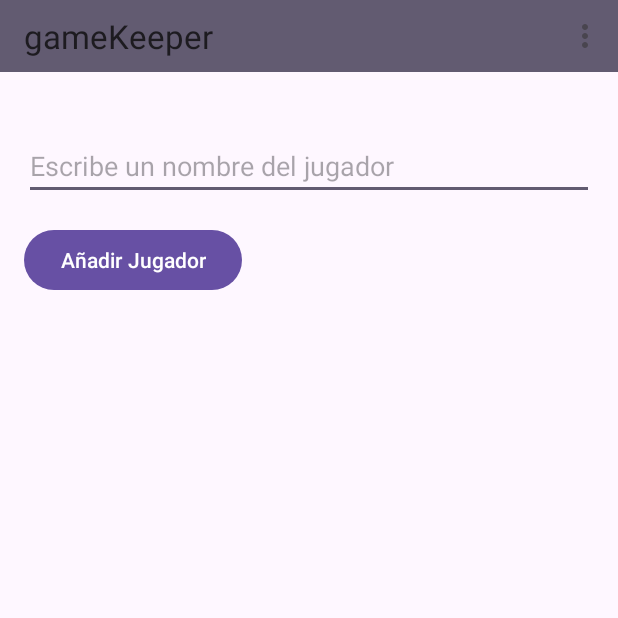
After one commit to nestor115/gameKeeper, an Android app: the PlayerActivity screen opened directly, with no data from a screen before it, on a phone screen of 412 x 824 dp, the top half of it. The commit adds this screen. Run offline under Robolectric (Android 15) with nearby library versions, the light colour scheme and no system bars.

Commit message:
added playerActivity and player functions

```diff
--- a/app/src/main/AndroidManifest.xml
+++ b/app/src/main/AndroidManifest.xml
@@ -13,6 +13,9 @@
         android:theme="@style/Theme.GameKeeper"
         tools:targetApi="31">
         <activity
+            android:name=".activities.PlayerActivity"
+            android:exported="false" />
+        <activity
             android:name=".itemBoardgame"
             android:exported="false" />
         <activity
@@ -21,8 +24,7 @@
         <activity
             android:name=".activities.SearchActivity"
             android:exported="false" />
-        <activity android:name=".activities.AddBoardgameActivity"></activity>
-
+        <activity android:name=".activities.AddBoardgameActivity" />
         <activity
             android:name=".activities.HomeActivity"
             android:exported="false" />
--- a/app/src/main/java/com/example/gamekeeper/activities/BaseActivity.java
+++ b/app/src/main/java/com/example/gamekeeper/activities/BaseActivity.java
@@ -53,8 +53,9 @@ public class BaseActivity extends AppCompatActivity {
                 startActivity(new Intent(this, AddBoardgameActivity.class));
                 return true;
             case R.id.opcion4:
-                startActivity(new Intent(this, SearchActivity.class));
+                startActivity(new Intent(this, PlayerActivity.class));
                 return true;
+
             default:
                 return super.onOptionsItemSelected(item);
         }
--- /dev/null
+++ b/app/src/main/java/com/example/gamekeeper/activities/PlayerActivity.java
@@ -0,0 +1,178 @@
+package com.example.gamekeeper.activities;
+
+import android.content.SharedPreferences;
+import android.database.Cursor;
+import android.os.Bundle;
+import android.text.Editable;
+import android.text.TextWatcher;
+import android.widget.ArrayAdapter;
+import android.widget.AutoCompleteTextView;
+import android.widget.Button;
+import android.widget.Toast;
+
+import androidx.activity.EdgeToEdge;
+import androidx.appcompat.app.AppCompatActivity;
+import androidx.core.graphics.Insets;
+import androidx.core.view.ViewCompat;
+import androidx.core.view.WindowInsetsCompat;
+
+import com.example.gamekeeper.R;
+import com.example.gamekeeper.helpers.DatabaseHelper;
+import com.google.android.material.chip.Chip;
+import com.google.android.material.chip.ChipGroup;
+
+import java.util.ArrayList;
+import java.util.List;
+
+public class PlayerActivity extends BaseActivity {
+
+    private DatabaseHelper dbHelper;
+    private AutoCompleteTextView playerNameInput;
+    private ChipGroup playerChipGroup;
+    private ChipGroup autoCompleteChipGroup;
+    private Button addPlayerButton;
+    private ArrayList<String> playerNames; // Lista de nombres de jugadores para el autocompletado
+    private ArrayList<String> addedPlayers; // Lista de jugadores seleccionados
+    private int currentUserId; // Almacenará el ID del usuario actual
+
+    @Override
+    protected void onCreate(Bundle savedInstanceState) {
+        super.onCreate(savedInstanceState);
+        setContentView(R.layout.activity_player);
+
+        // Obtener el currentUserId desde SharedPreferences
+        SharedPreferences sharedPreferences = getSharedPreferences("user_prefs", MODE_PRIVATE);
+        currentUserId = sharedPreferences.getInt("user_id", -1); // Obtener el ID del usuario actual
+
+        // Inicializar la base de datos y las vistas
+        dbHelper = new DatabaseHelper(this);
+        playerNameInput = findViewById(R.id.player_name_input);
+        playerChipGroup = findViewById(R.id.player_chip_group);
+        autoCompleteChipGroup = findViewById(R.id.auto_complete_chip_group);
+        addPlayerButton = findViewById(R.id.add_player_button);
+
+        playerNames = new ArrayList<>();
+        addedPlayers = new ArrayList<>();
+
+        // Limpiar los chips finales al cargar la actividad
+        playerChipGroup.removeAllViews();
+
+        // Cargar los nombres de jugadores desde la base de datos
+        loadPlayerNames();
+
+        // Configurar el adaptador para el autocompletado
+        ArrayAdapter<String> adapter = new ArrayAdapter<>(this, android.R.layout.simple_dropdown_item_1line, playerNames);
+        playerNameInput.setAdapter(adapter);
+
+        // Deshabilitar el desplegable de autocompletado
+        playerNameInput.setDropDownHeight(0); // Esto evita que el desplegable se muestre
+        playerNameInput.setDropDownWidth(0);  // Esto también asegura que no se muestre
+
+        // Mostrar los chips de autocompletado según lo que se escribe
+        playerNameInput.addTextChangedListener(new TextWatcher() {
+            @Override
+            public void beforeTextChanged(CharSequence charSequence, int start, int count, int after) {}
+
+            @Override
+            public void onTextChanged(CharSequence charSequence, int start, int before, int after) {
+                // Limpiar los chips anteriores
+                autoCompleteChipGroup.removeAllViews();
+
+                // Mostrar chips de sugerencias de autocompletado si hay texto
+                if (charSequence.length() > 0) {
+                    for (String playerName : playerNames) {
+                        if (playerName.toLowerCase().startsWith(charSequence.toString().toLowerCase())) {
+                            addAutoCompleteChip(playerName);  // Añadir chips
+                        }
+                    }
+                }
+            }
+
+            @Override
+            public void afterTextChanged(Editable editable) {}
+        });
+
+        // Mostrar chips cuando el usuario selecciona una sugerencia
+        playerNameInput.setOnItemClickListener((parent, view, position, id) -> {
+            String selectedPlayer = (String) parent.getItemAtPosition(position);
+            addPlayerToFinalChips(selectedPlayer);
+        });
+
+        // Botón para añadir el jugador a los chips finales
+        addPlayerButton.setOnClickListener(v -> {
+            String newPlayer = playerNameInput.getText().toString().trim();
+
+            // Formatear la primera letra a mayúscula
+            newPlayer = newPlayer.substring(0, 1).toUpperCase() + newPlayer.substring(1).toLowerCase();
+
+            if (!newPlayer.isEmpty()) {
+                if (addedPlayers.contains(newPlayer)) {
+                    Toast.makeText(PlayerActivity.this, "Este jugador ya está en la lista.", Toast.LENGTH_SHORT).show();
+                } else if (addedPlayers.size() >= 4) {
+                    Toast.makeText(PlayerActivity.this, "No puedes agregar más de 4 jugadores.", Toast.LENGTH_SHORT).show();
+                } else {
+                    // Verificar si el jugador ya existe en la base de datos
+                    if (!playerNames.contains(newPlayer)) {
+                        // El jugador no existe en la base de datos, agregarlo
+                        boolean isInserted = dbHelper.addPlayer(currentUserId, newPlayer);
+                        if (isInserted) {
+                            Toast.makeText(PlayerActivity.this, "Jugador añadido a la base de datos.", Toast.LENGTH_SHORT).show();
+                            playerNames.add(newPlayer); // Agregar a la lista de autocompletado también
+                        } else {
+                            Toast.makeText(PlayerActivity.this, "Error al agregar jugador a la base de datos.", Toast.LENGTH_SHORT).show();
+                        }
+                    }
+                    // Añadir el jugador a los chips finales
+                    addPlayerToFinalChips(newPlayer);
+                    playerNameInput.setText("");
+                }
+            }
+        });
+    }
+
+    // Cargar los jugadores de la base de datos
+    private void loadPlayerNames() {
+        playerNames.clear();
+        Cursor cursor = dbHelper.getPlayersByUserId(currentUserId);
+
+        while (cursor.moveToNext()) {
+            int indexPlayerName = cursor.getColumnIndex("player_name");
+            String playerName = cursor.getString(indexPlayerName);
+            playerNames.add(playerName);
+        }
+        cursor.close();
+    }
+
+    // Añadir jugador a los chips de autocompletado
+    private void addAutoCompleteChip(String playerName) {
+        Chip chip = new Chip(this);
+        chip.setText(playerName);
+        chip.setCloseIconVisible(false); // No hay necesidad de eliminar chips de autocompletado
+        chip.setOnClickListener(v -> playerNameInput.setText(playerName)); // Autocompletar el texto
+
+        autoCompleteChipGroup.addView(chip);
+    }
+
+    // Añadir jugador a los chips finales
+    private void addPlayerToFinalChips(String playerName) {
+        // Añadir el jugador a la lista de jugadores finales si no está ya añadido y si no se han añadido 4 jugadores
+        if (!addedPlayers.contains(playerName) && addedPlayers.size() < 4) {
+            addedPlayers.add(playerName);
+
+            // Crear un chip para el jugador
+            Chip chip = new Chip(this);
+            chip.setText(playerName);
+            chip.setCloseIconVisible(true);
+            chip.setOnCloseIconClickListener(v -> removePlayerFromFinalChips(playerName));
+
+            // Añadir el chip al grupo de chips finales
+            playerChipGroup.addView(chip);
+        }
+    }
+
+    // Eliminar jugador de los chips finales
+    private void removePlayerFromFinalChips(String playerName) {
+        addedPlayers.remove(playerName);
+        playerChipGroup.removeViewAt(addedPlayers.indexOf(playerName));
+    }
+}
--- a/app/src/main/java/com/example/gamekeeper/activities/SearchActivity.java
+++ b/app/src/main/java/com/example/gamekeeper/activities/SearchActivity.java
@@ -11,6 +11,7 @@ import com.example.gamekeeper.R;
 import com.example.gamekeeper.Types.ListType;
 import com.example.gamekeeper.adapters.ListAdapter;
 import com.example.gamekeeper.fragments.SearchBarFragment;
+import com.example.gamekeeper.models.ListElement;
 
 import java.util.ArrayList;
 import java.util.List;
--- a/app/src/main/java/com/example/gamekeeper/adapters/ListAdapter.java
+++ b/app/src/main/java/com/example/gamekeeper/adapters/ListAdapter.java
@@ -1,6 +1,5 @@
 package com.example.gamekeeper.adapters;
 
-import android.content.Intent;
 import android.graphics.Bitmap;
 import android.graphics.BitmapFactory;
 import android.view.LayoutInflater;
@@ -17,8 +16,7 @@ import androidx.recyclerview.widget.RecyclerView;
 
 import com.example.gamekeeper.R;
 import com.example.gamekeeper.Types.ListType;
-import com.example.gamekeeper.activities.DetailActivity;
-import com.example.gamekeeper.activities.ListElement;
+import com.example.gamekeeper.models.ListElement;
 
 public class ListAdapter extends RecyclerView.Adapter<ListAdapter.ViewHolder> {
     private List<ListElement> listElements;
--- a/app/src/main/java/com/example/gamekeeper/fragments/SearchBarFragment.java
+++ b/app/src/main/java/com/example/gamekeeper/fragments/SearchBarFragment.java
@@ -18,7 +18,7 @@ import androidx.fragment.app.Fragment;
 
 import com.example.gamekeeper.R;
 import com.example.gamekeeper.Types.ListType;
-import com.example.gamekeeper.activities.ListElement;
+import com.example.gamekeeper.models.ListElement;
 import com.example.gamekeeper.helpers.DatabaseHelper;
 
 import java.util.ArrayList;
--- a/app/src/main/java/com/example/gamekeeper/helpers/DatabaseHelper.java
+++ b/app/src/main/java/com/example/gamekeeper/helpers/DatabaseHelper.java
@@ -9,7 +9,7 @@ import android.graphics.Bitmap;
 import android.graphics.BitmapFactory;
 import android.util.Log;
 
-import com.example.gamekeeper.activities.ListElement;
+import com.example.gamekeeper.models.ListElement;
 import com.example.gamekeeper.models.Boardgame;
 
 import java.io.ByteArrayOutputStream;
@@ -27,6 +27,11 @@ public class DatabaseHelper extends SQLiteOpenHelper {
     public static final String COLUMN_ID = "id";
     public static final String COLUMN_EMAIL = "email";
     public static final String COLUMN_PASSWORD = "password";
+    //Tabla jugadores
+    public static final String TABLE_PLAYERS = "players";
+    public static final String COLUMN_PLAYER_ID = "id";
+    public static final String COLUMN_PLAYER_USER_ID = "user_id";
+    public static final String COLUMN_PLAYER_NAME = "player_name";
     // Tabla de géneros
     public static final String TABLE_GENRE = "genre";
     public static final String COLUMN_GENRE_ID = "id";
@@ -55,6 +60,13 @@ public class DatabaseHelper extends SQLiteOpenHelper {
                     COLUMN_ID + " INTEGER PRIMARY KEY AUTOINCREMENT, " +
                     COLUMN_EMAIL + " TEXT UNIQUE, " +
                     COLUMN_PASSWORD + " TEXT);";
+
+    private static final String TABLE_CREATE_PLAYERS =
+            "CREATE TABLE " + TABLE_PLAYERS + " (" +
+                    COLUMN_PLAYER_ID + " INTEGER PRIMARY KEY AUTOINCREMENT, " +
+                    COLUMN_PLAYER_USER_ID + " INTEGER, " +
+                    COLUMN_PLAYER_NAME + " TEXT NOT NULL, " +
+                    "FOREIGN KEY (" + COLUMN_PLAYER_USER_ID + ") REFERENCES " + TABLE_USERS + "(" + COLUMN_ID + "));";
 
 
     private static final String TABLE_CREATE_GENRE =
@@ -97,6 +109,7 @@ public class DatabaseHelper extends SQLiteOpenHelper {
     @Override
     public void onCreate(SQLiteDatabase db) {
         db.execSQL(TABLE_CREATE_USERS);
+        db.execSQL(TABLE_CREATE_PLAYERS);
         db.execSQL(TABLE_CREATE_GENRE);
         db.execSQL(TABLE_CREATE_BOARDGAME);
         db.execSQL(TABLE_CREATE_BOARDGAME_GENRE);
@@ -107,6 +120,7 @@ public class DatabaseHelper extends SQLiteOpenHelper {
     @Override
     public void onUpgrade(SQLiteDatabase db, int oldVersion, int newVersion) {
         db.execSQL("DROP TABLE IF EXISTS " + TABLE_USERS);
+        db.execSQL("DROP TABLE IF EXISTS " + TABLE_PLAYERS);
         db.execSQL("DROP TABLE IF EXISTS " + TABLE_GENRE);
         db.execSQL("DROP TABLE IF EXISTS " + TABLE_BOARDGAME);
         db.execSQL("DROP TABLE IF EXISTS " + TABLE_BOARDGAME_GENRE);
@@ -350,6 +364,40 @@ public class DatabaseHelper extends SQLiteOpenHelper {
         cursor.close();
         return null;
     }
+    public boolean addPlayer(int userId, String playerName) {
+        SQLiteDatabase db = this.getWritableDatabase();
+        ContentValues values = new ContentValues();
+        values.put(COLUMN_PLAYER_USER_ID, userId);
+        values.put(COLUMN_PLAYER_NAME, playerName);
+        long result = db.insert(TABLE_PLAYERS, null, values);
+        db.close();
+        return result != -1;
+    }
+
+    public Cursor getPlayersByUserId(int userId) {
+        SQLiteDatabase db = this.getReadableDatabase();
+        return db.rawQuery("SELECT * FROM " + TABLE_PLAYERS + " WHERE " + COLUMN_PLAYER_USER_ID + " = ?", new String[]{String.valueOf(userId)});
+    }
+    public Cursor getAllPlayerNames(int userId) {
+        SQLiteDatabase db = this.getReadableDatabase();
+        // Filtramos los jugadores por user_id
+        return db.rawQuery("SELECT " + COLUMN_PLAYER_NAME + " FROM " + TABLE_PLAYERS + " WHERE " + COLUMN_PLAYER_USER_ID + " = ?",
+                new String[]{String.valueOf(userId)});
+    }
+    public boolean isPlayerExists(String playerName, int userId) {
+        SQLiteDatabase db = this.getReadableDatabase();
+
+        // Consultar si existe un jugador con este nombre y el userId dado
+        String query = "SELECT COUNT(*) FROM players WHERE player_name = ? AND user_id = ?";
+        Cursor cursor = db.rawQuery(query, new String[]{playerName, String.valueOf(userId)});
+
+        cursor.moveToFirst();
+        int count = cursor.getInt(0);
+        cursor.close();
+
+        return count > 0; // Retorna true si el jugador ya existe
+    }
+
 
 
     /*public List<ListElement> searchUserBoardgamesHome(int userId, String query) {
--- a/app/src/main/java/com/example/gamekeeper/activities/ListElement.java
+++ b/app/src/main/java/com/example/gamekeeper/models/ListElement.java
@@ -1,4 +1,4 @@
-package com.example.gamekeeper.activities;
+package com.example.gamekeeper.models;
 
 public class ListElement {
     private String name;
--- /dev/null
+++ b/app/src/main/res/layout/activity_player.xml
@@ -0,0 +1,47 @@
+<LinearLayout xmlns:android="http://schemas.android.com/apk/res/android"
+    xmlns:app="http://schemas.android.com/apk/res-auto"
+    android:layout_width="match_parent"
+    android:layout_height="match_parent"
+    android:orientation="vertical"
+    android:padding="16dp">
+    <!-- ChipGroup para mostrar las sugerencias de autocompletado (chipsAutocompletar) -->
+    <com.google.android.material.chip.ChipGroup
+        android:id="@+id/auto_complete_chip_group"
+        android:layout_width="match_parent"
+        android:layout_height="wrap_content"
+        android:layout_marginTop="8dp"
+        app:chipSpacingHorizontal="8dp"
+        app:chipSpacingVertical="8dp"/>
+
+    <!-- AutoCompleteTextView para ingresar el nombre del jugador -->
+    <AutoCompleteTextView
+        android:id="@+id/player_name_input"
+        android:layout_width="match_parent"
+        android:layout_height="wrap_content"
+        android:hint="Escribe un nombre del jugador"
+        android:completionThreshold="1"
+        android:inputType="text"
+        android:layout_marginBottom="16dp"/>
+
+    <!-- Botón para añadir jugador a los jugadores finales -->
+    <Button
+        android:id="@+id/add_player_button"
+        android:layout_width="wrap_content"
+        android:layout_height="wrap_content"
+        android:text="Añadir Jugador"
+        android:layout_marginBottom="16dp"/>
+
+    <!-- ChipGroup para mostrar los jugadores finales añadidos (máximo 4 chips) -->
+    <com.google.android.material.chip.ChipGroup
+        android:id="@+id/player_chip_group"
+        android:layout_width="match_parent"
+        android:layout_height="wrap_content"
+        android:layout_marginTop="8dp"
+        app:chipSpacingHorizontal="8dp"
+        app:chipSpacingVertical="8dp"
+        android:maxLines="4"
+    android:singleLine="false"
+    android:orientation="horizontal"
+    />
+
+</LinearLayout>
--- a/app/src/main/res/menu/toolbar_menu.xml
+++ b/app/src/main/res/menu/toolbar_menu.xml
@@ -11,5 +11,6 @@
         android:title="Add Game" />
     <item
         android:id="@+id/opcion4"
-        android:title="Opción 4" />
+        android:title="Players" />
+
 </menu>
```
Also changed, not shown: app/src/main/java/com/example/gamekeeper/activities/HomeActivity.java (+1 -6 lines), app/src/main/java/com/example/gamekeeper/adapters/ListAdapterHome.java (+2 -7 lines), app/src/main/java/com/example/gamekeeper/fragments/HomeSearchBarFragment.java (+0 -14 lines).
